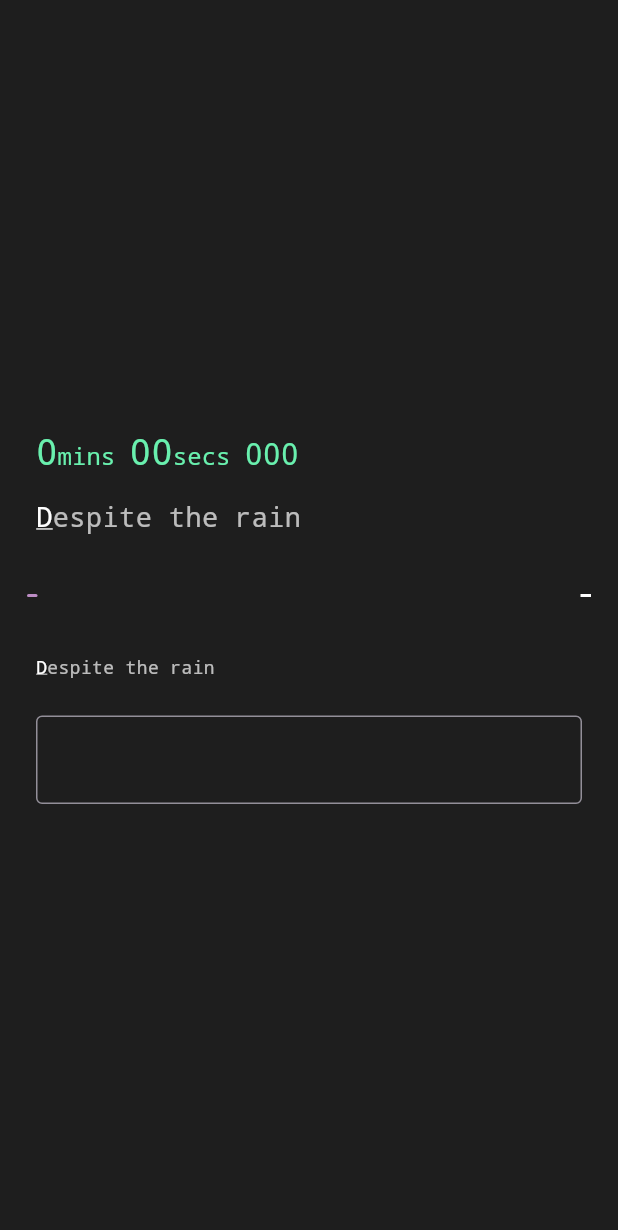
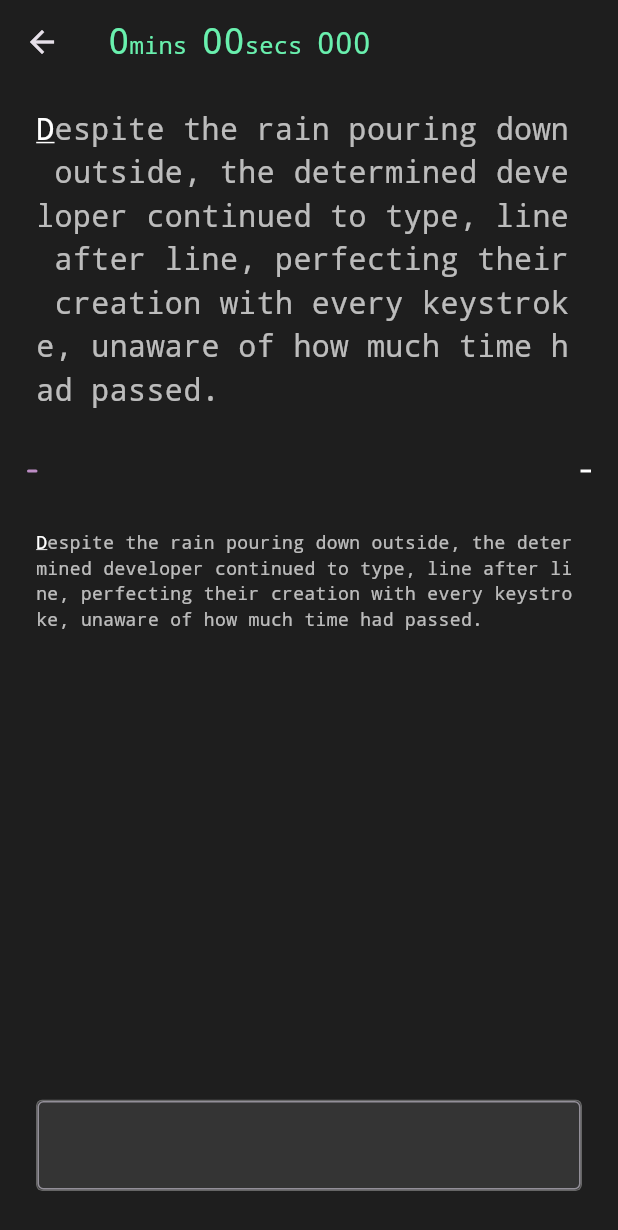
Before and after one commit to ThatSaxyDev/tracer, a Flutter app: the LevelSelectionView screen opened directly, after a tap on "Start", on a phone screen of 412 x 824 dp. Shown: the top 1230 px of the screen. Run offline on Flutter 3.47's test engine with Material 3 defaults, Android fonts, the phone set to English and light mode, and no system bars; our stand-ins replace flutter_animate, flutter_riverpod.

Commit message:
added background blur for the text field

```diff
--- a/lib/models/game_state.dart
+++ b/lib/models/game_state.dart
@@ -28,7 +28,8 @@ class GameState {
   }
 }
 
-String targetText = 'Despite the rain';
+String targetText =
+    'Despite the rain pouring down outside, the determined developer continued to type, line after line, perfecting their creation with every keystroke, unaware of how much time had passed.';
 
 // String tTExt = 'The text is short';
 
--- a/lib/views/level_selection_view.dart
+++ b/lib/views/level_selection_view.dart
@@ -17,6 +17,11 @@ class LevelSelectionView extends ConsumerWidget {
   @override
   Widget build(BuildContext context, WidgetRef ref) {
     return Scaffold(
+      appBar: AppBar(
+        backgroundColor: const Color(0xFF1E1E1E),
+        elevation: 0,
+      ),
+      extendBodyBehindAppBar: true,
       body: Center(
         child: Padding(
           padding: const EdgeInsets.all(32),
--- a/lib/views/race_view.dart
+++ b/lib/views/race_view.dart
@@ -1,3 +1,5 @@
+import 'dart:ui';
+
 import 'package:flutter/material.dart';
 import 'package:flutter_animate/flutter_animate.dart';
 import 'package:flutter_riverpod/flutter_riverpod.dart';
@@ -116,8 +118,20 @@ class _RaceScreenState extends ConsumerState<RaceScreen> {
         ref.read(ghostInputProvider.notifier).stopPlayback();
       },
       child: Scaffold(
-        body: Padding(
-          padding: const EdgeInsets.all(24),
+        appBar: AppBar(
+          backgroundColor: const Color(0xFF1E1E1E),
+          elevation: 0,
+          title: formatDuration(
+              ref.watch(gameNotifierProvider).player.elapsedTime),
+        ),
+        // extendBodyBehindAppBar: true,
+        body: SizedBox(
+          height: MediaQuery.of(context).size.height,
+          width: MediaQuery.of(context).size.width,
+          child: Stack(
+            children: [
+              SingleChildScrollView(
+                padding: const EdgeInsets.symmetric(horizontal: 24),
                 child: Column(
                   crossAxisAlignment: CrossAxisAlignment.start,
                   mainAxisAlignment: MainAxisAlignment.center,
@@ -134,7 +148,8 @@ class _RaceScreenState extends ConsumerState<RaceScreen> {
                       leftProgress:
                           ref.watch(gameNotifierProvider).player.input.length /
                               ref.watch(gameNotifierProvider).targetText.length,
-                rightProgress: ref.watch(ghostInputProvider).input.length /
+                      rightProgress:
+                          ref.watch(ghostInputProvider).input.length /
                               ref.watch(gameNotifierProvider).targetText.length,
                     ),
 
@@ -160,9 +175,29 @@ class _RaceScreenState extends ConsumerState<RaceScreen> {
                       ),
 
                     const SizedBox(height: 24),
+                  ],
+                ),
+              ),
               [startedPlayBack, _controller].multiSync(
                 builder: (context, child) {
-                  return TextField(
+                  return SafeArea(
+                    child: Align(
+                      alignment: Alignment.bottomCenter,
+                      child: Padding(
+                        padding: EdgeInsets.symmetric(horizontal: 24)
+                            .copyWith(bottom: 30),
+                        child: ClipRRect(
+                          borderRadius: BorderRadius.circular(4),
+                          child: BackdropFilter(
+                            filter: ImageFilter.blur(sigmaX: 2, sigmaY: 2),
+                            child: Container(
+                              decoration: BoxDecoration(
+                                color: Colors.white
+                                    .withAlpha(25), // Semi-transparent overlay
+                                borderRadius: BorderRadius.circular(4),
+                                border: Border.all(color: Colors.white24),
+                              ),
+                              child: TextField(
                                 controller: _controller,
                                 autofocus: false,
                                 autocorrect: false,
@@ -180,29 +215,64 @@ class _RaceScreenState extends ConsumerState<RaceScreen> {
                                   border: OutlineInputBorder(),
                                 ),
                                 onChanged: (value) {
-                      if (value.isNotEmpty && !startedPlayBack.value) {
+                                  if (value.isNotEmpty &&
+                                      !startedPlayBack.value) {
                                     startedPlayBack.value = true;
-                        ref.read(ghostInputProvider.notifier).startPlayback();
+                                    ref
+                                        .read(ghostInputProvider.notifier)
+                                        .startPlayback();
                                   }
 
                                   // Prevent backspacing by ensuring the input length doesn't decrease
                                   if (value.length >=
-                          ref.watch(gameNotifierProvider).player.input.length) {
-                        ref.read(gameNotifierProvider.notifier).updateInput(
+                                      ref
+                                          .watch(gameNotifierProvider)
+                                          .player
+                                          .input
+                                          .length) {
+                                    ref
+                                        .read(gameNotifierProvider.notifier)
+                                        .updateInput(
                                           value: value,
                                           typoPenaltyEffect: () {
-                                _controller.text =
-                                    ref.read(gameNotifierProvider).player.input;
+                                            _controller.text = ref
+                                                .read(gameNotifierProvider)
+                                                .player
+                                                .input;
+                                            _controller.selection =
+                                                TextSelection.fromPosition(
+                                              TextPosition(
+                                                  offset: ref
+                                                      .read(
+                                                          gameNotifierProvider)
+                                                      .player
+                                                      .input
+                                                      .length),
+                                            );
                                           },
                                         );
                                   } else {
-                        _controller.text =
-                            ref.watch(gameNotifierProvider).player.input;
-                        // _controller.selection = TextSelection.fromPosition(
-                        //   TextPosition(offset: gameState.player.input.length),
-                        // );
+                                    _controller.text = ref
+                                        .watch(gameNotifierProvider)
+                                        .player
+                                        .input;
+                                    _controller.selection =
+                                        TextSelection.fromPosition(
+                                      TextPosition(
+                                          offset: ref
+                                              .watch(gameNotifierProvider)
+                                              .player
+                                              .input
+                                              .length),
+                                    );
                                   }
                                 },
+                              ),
+                            ),
+                          ),
+                        ),
+                      ),
+                    ),
                   );
                 },
               ),
--- a/lib/widgets/player_view.dart
+++ b/lib/widgets/player_view.dart
@@ -19,7 +19,7 @@ class PlayerView extends ConsumerWidget {
     return Column(
       crossAxisAlignment: CrossAxisAlignment.start,
       children: [
-        formatDuration(player.elapsedTime),
+        // formatDuration(player.elapsedTime),
 
         // Text(
         //     'Accuracy: ${player.accuracy(gameState.targetText).toStringAsFixed(1)}%',
--- a/lib/widgets/type_display.dart
+++ b/lib/widgets/type_display.dart
@@ -94,7 +94,7 @@ class TypeDisplay extends StatelessWidget {
       displayChar,
       key: key,
       style: TextStyle(
-        fontSize: player.playerId == '-1' ? 18 : 12,
+        fontSize: player.playerId == '-1' ? 20 : 12,
         fontFamily: 'Courier',
         color: color,
         decoration: isCursor ? TextDecoration.underline : TextDecoration.none,
```
Lines whose indentation alone changed are shown as unchanged.
